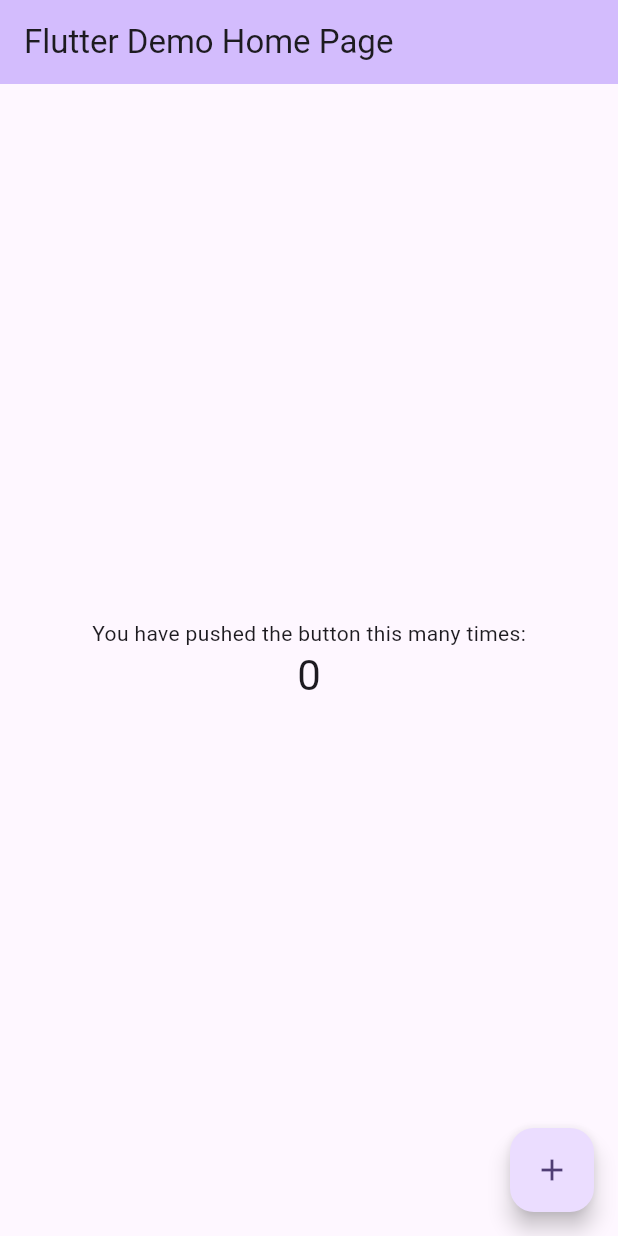
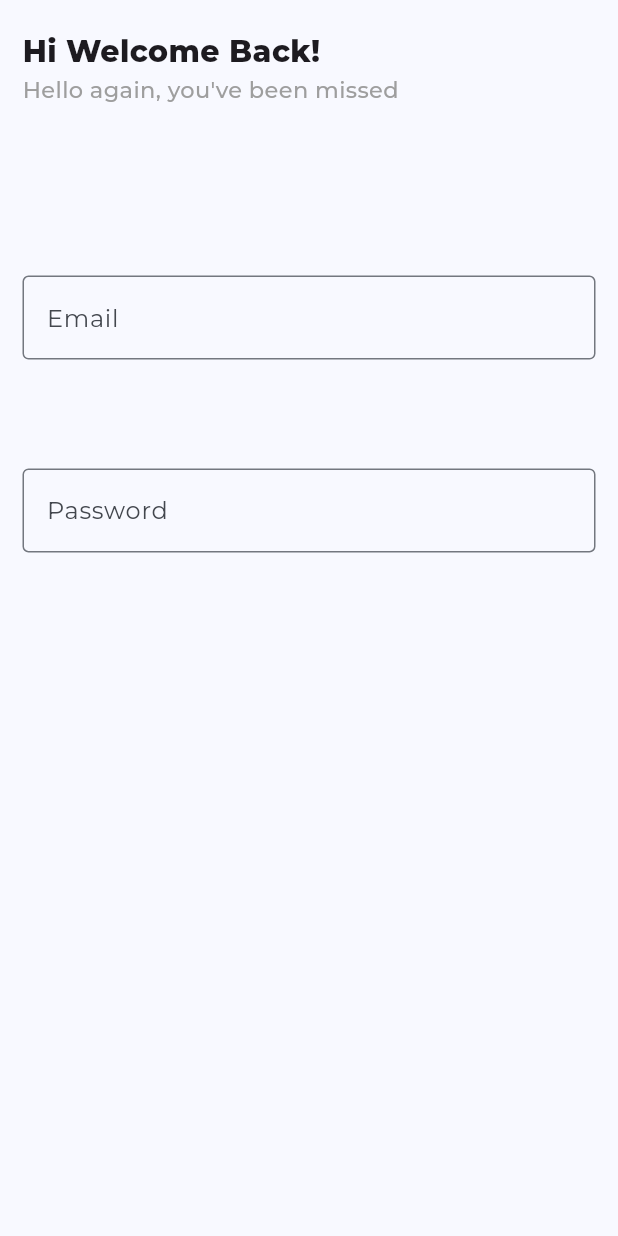
Before and after one commit to SotaAsai/firebase_chat_app_tutorial, a Flutter app: the screen it shows after launch, on a phone screen of 412 x 824 dp. Run offline on Flutter 3.47's test engine with Material 3 defaults, Android fonts, the phone set to English and light mode, and no system bars; our stand-ins replace firebase_analytics, firebase_core, google_fonts; accounts and stored records are empty.

Commit message:
ログインページのUIまで

```diff
--- a/lib/main.dart
+++ b/lib/main.dart
@@ -1,7 +1,17 @@
+import 'package:firebase_analytics/firebase_analytics.dart';
+import 'package:firebase_chat_app_tutorial/pages/login_page.dart';
+import 'package:firebase_chat_app_tutorial/utils.dart';
 import 'package:flutter/material.dart';
+import 'package:google_fonts/google_fonts.dart';
 
-void main() {
+void main() async {
+  await setup();
   runApp(const MyApp());
+}
+
+Future<void> setup() async {
+  WidgetsFlutterBinding.ensureInitialized();
+  await setupFirebase();
 }
 
 class MyApp extends StatelessWidget {
@@ -13,113 +23,13 @@ class MyApp extends StatelessWidget {
     return MaterialApp(
       title: 'Flutter Demo',
       theme: ThemeData(
-        // This is the theme of your application.
-        //
-        // TRY THIS: Try running your application with "flutter run". You'll see
-        // the application has a purple toolbar. Then, without quitting the app,
-        // try changing the seedColor in the colorScheme below to Colors.green
-        // and then invoke "hot reload" (save your changes or press the "hot
-        // reload" button in a Flutter-supported IDE, or press "r" if you used
-        // the command line to start the app).
-        //
-        // Notice that the counter didn't reset back to zero; the application
-        // state is not lost during the reload. To reset the state, use hot
-        // restart instead.
-        //
-        // This works for code too, not just values: Most code changes can be
-        // tested with just a hot reload.
-        colorScheme: ColorScheme.fromSeed(seedColor: Colors.deepPurple),
+        colorScheme: ColorScheme.fromSeed(
+          seedColor: Colors.blue,
+        ),
         useMaterial3: true,
+        textTheme: GoogleFonts.montserratTextTheme(),
       ),
-      home: const MyHomePage(title: 'Flutter Demo Home Page'),
+      home: LoginPage(),
     );
   }
 }
-
-class MyHomePage extends StatefulWidget {
-  const MyHomePage({super.key, required this.title});
-
-  // This widget is the home page of your application. It is stateful, meaning
-  // that it has a State object (defined below) that contains fields that affect
-  // how it looks.
-
-  // This class is the configuration for the state. It holds the values (in this
-  // case the title) provided by the parent (in this case the App widget) and
-  // used by the build method of the State. Fields in a Widget subclass are
-  // always marked "final".
-
-  final String title;
-
-  @override
-  State<MyHomePage> createState() => _MyHomePageState();
-}
-
-class _MyHomePageState extends State<MyHomePage> {
-  int _counter = 0;
-
-  void _incrementCounter() {
-    setState(() {
-      // This call to setState tells the Flutter framework that something has
-      // changed in this State, which causes it to rerun the build method below
-      // so that the display can reflect the updated values. If we changed
-      // _counter without calling setState(), then the build method would not be
-      // called again, and so nothing would appear to happen.
-      _counter++;
-    });
-  }
-
-  @override
-  Widget build(BuildContext context) {
-    // This method is rerun every time setState is called, for instance as done
-    // by the _incrementCounter method above.
-    //
-    // The Flutter framework has been optimized to make rerunning build methods
-    // fast, so that you can just rebuild anything that needs updating rather
-    // than having to individually change instances of widgets.
-    return Scaffold(
-      appBar: AppBar(
-        // TRY THIS: Try changing the color here to a specific color (to
-        // Colors.amber, perhaps?) and trigger a hot reload to see the AppBar
-        // change color while the other colors stay the same.
-        backgroundColor: Theme.of(context).colorScheme.inversePrimary,
-        // Here we take the value from the MyHomePage object that was created by
-        // the App.build method, and use it to set our appbar title.
-        title: Text(widget.title),
-      ),
-      body: Center(
-        // Center is a layout widget. It takes a single child and positions it
-        // in the middle of the parent.
-        child: Column(
-          // Column is also a layout widget. It takes a list of children and
-          // arranges them vertically. By default, it sizes itself to fit its
-          // children horizontally, and tries to be as tall as its parent.
-          //
-          // Column has various properties to control how it sizes itself and
-          // how it positions its children. Here we use mainAxisAlignment to
-          // center the children vertically; the main axis here is the vertical
-          // axis because Columns are vertical (the cross axis would be
-          // horizontal).
-          //
-          // TRY THIS: Invoke "debug painting" (choose the "Toggle Debug Paint"
-          // action in the IDE, or press "p" in the console), to see the
-          // wireframe for each widget.
-          mainAxisAlignment: MainAxisAlignment.center,
-          children: <Widget>[
-            const Text(
-              'You have pushed the button this many times:',
-            ),
-            Text(
-              '$_counter',
-              style: Theme.of(context).textTheme.headlineMedium,
-            ),
-          ],
-        ),
-      ),
-      floatingActionButton: FloatingActionButton(
-        onPressed: _incrementCounter,
-        tooltip: 'Increment',
-        child: const Icon(Icons.add),
-      ), // This trailing comma makes auto-formatting nicer for build methods.
-    );
-  }
-}
--- /dev/null
+++ b/lib/pages/login_page.dart
@@ -0,0 +1,88 @@
+import 'package:firebase_chat_app_tutorial/widgets/custom_form_field.dart';
+import 'package:flutter/material.dart';
+
+class LoginPage extends StatefulWidget {
+  const LoginPage({super.key});
+
+  @override
+  State<LoginPage> createState() => _LoginPageState();
+}
+
+class _LoginPageState extends State<LoginPage> {
+  @override
+  Widget build(BuildContext context) {
+    return Scaffold(
+      resizeToAvoidBottomInset: false,
+      body: _buildUI(),
+    );
+  }
+
+  Widget _buildUI() {
+    return SafeArea(
+        child: Padding(
+          padding: const EdgeInsets.symmetric(
+            horizontal: 15.0,
+            vertical: 20.0,
+          ),
+          child: Column(
+            children: [
+              _headerText(),
+              _loginForm(),
+            ],
+          ),
+        ),
+    );
+  }
+
+  Widget _headerText() {
+    return SizedBox(
+      width: MediaQuery.sizeOf(context).width,
+      child: const Column(
+        mainAxisSize: MainAxisSize.max,
+        mainAxisAlignment: MainAxisAlignment.start,
+        crossAxisAlignment: CrossAxisAlignment.start,
+        children: [
+          Text(
+            "Hi Welcome Back!",
+            style: TextStyle(
+              fontSize: 20,
+              fontWeight: FontWeight.w800,
+            ),
+          ),
+          Text(
+            "Hello again, you've been missed",
+            style: TextStyle(
+              fontSize: 15,
+              fontWeight: FontWeight.w500,
+              color: Colors.grey,
+            ),
+          ),
+        ],
+      ),
+    );
+  }
+
+  Widget _loginForm() {
+    return Container(
+      height: MediaQuery.sizeOf(context).height * 0.40,
+      margin: EdgeInsets.symmetric(
+        vertical: MediaQuery.sizeOf(context).height * 0.05,
+      ),
+      child: Form(
+        child: Column(
+          mainAxisSize: MainAxisSize.max,
+          mainAxisAlignment: MainAxisAlignment.spaceEvenly,
+          crossAxisAlignment: CrossAxisAlignment.center,
+          children: [
+            CustomFormField(
+              hintText: "Email",
+            ),
+            CustomFormField(
+              hintText: "Password",
+            ),
+          ],
+        ),
+      ),
+    );
+  }
+}
--- /dev/null
+++ b/lib/utils.dart
@@ -0,0 +1,8 @@
+import 'package:firebase_chat_app_tutorial/firebase_options.dart';
+import 'package:firebase_core/firebase_core.dart';
+
+Future<void> setupFirebase() async {
+  await Firebase.initializeApp(
+    options: DefaultFirebaseOptions.currentPlatform,
+  );
+}
--- /dev/null
+++ b/lib/widgets/custom_form_field.dart
@@ -0,0 +1,20 @@
+import 'package:flutter/material.dart';
+
+class CustomFormField extends StatelessWidget {
+  final String hintText;
+
+  const CustomFormField({
+    super.key,
+    required this.hintText,
+  });
+
+  @override
+  Widget build(BuildContext context) {
+    return TextFormField(
+      decoration: InputDecoration(
+        hintText: hintText,
+        border: const OutlineInputBorder(),
+      ),
+    );
+  }
+}
```
